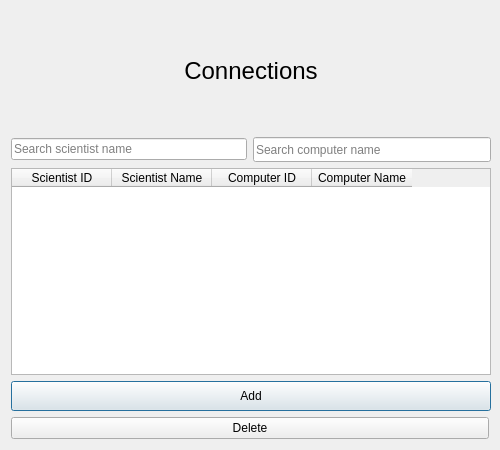
Qt form GUI-verklegtVika3/connectiondialog.ui (streamerinn/Verklegt-1) before a commit.
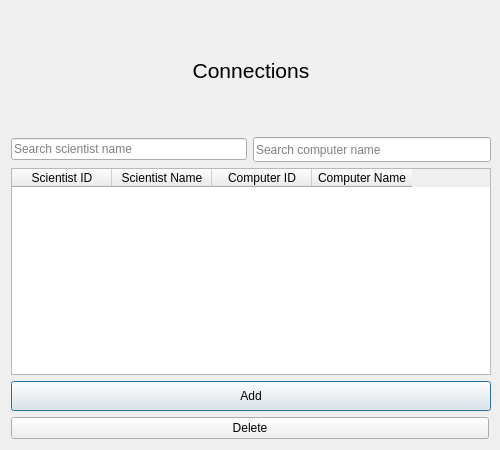
The same form after that commit. Icons and pictures are not drawn.

Commit message: lagadi label names og window icons

Diff of the .ui file:
```diff
--- a/GUI-verklegtVika3/connectiondialog.ui
+++ b/GUI-verklegtVika3/connectiondialog.ui
@@ -124,7 +124,7 @@
       </size>
      </property>
      <property name="text">
-      <string>&lt;html&gt;&lt;head/&gt;&lt;body&gt;&lt;p align=&quot;center&quot;&gt;&lt;span style=&quot; font-size:18pt;&quot;&gt;Connections&lt;/span&gt;&lt;/p&gt;&lt;/body&gt;&lt;/html&gt;</string>
+      <string>&lt;html&gt;&lt;head/&gt;&lt;body&gt;&lt;p align=&quot;center&quot;&gt;&lt;span style=&quot; font-size:16pt;&quot;&gt;Connections&lt;/span&gt;&lt;/p&gt;&lt;/body&gt;&lt;/html&gt;</string>
      </property>
     </widget>
    </item>
```
The commit also changes 7 other files.
